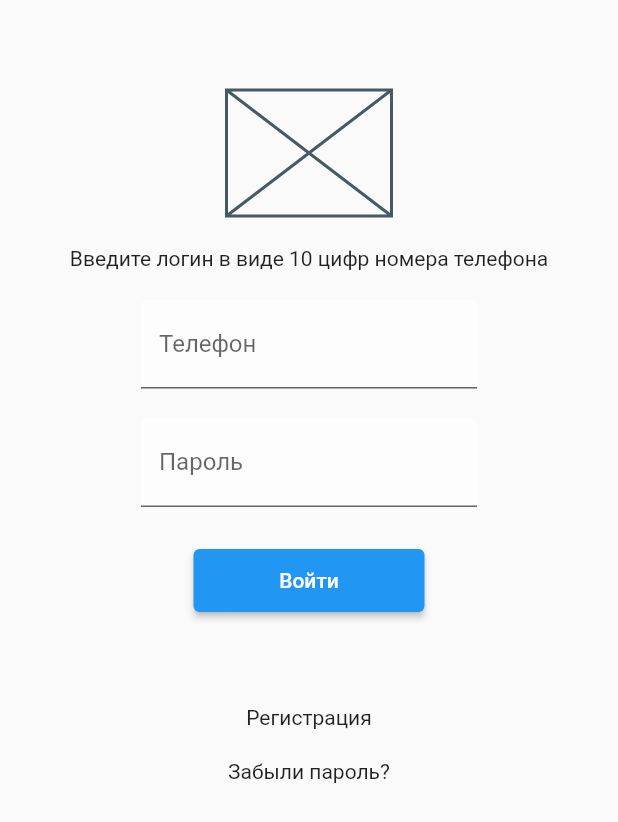
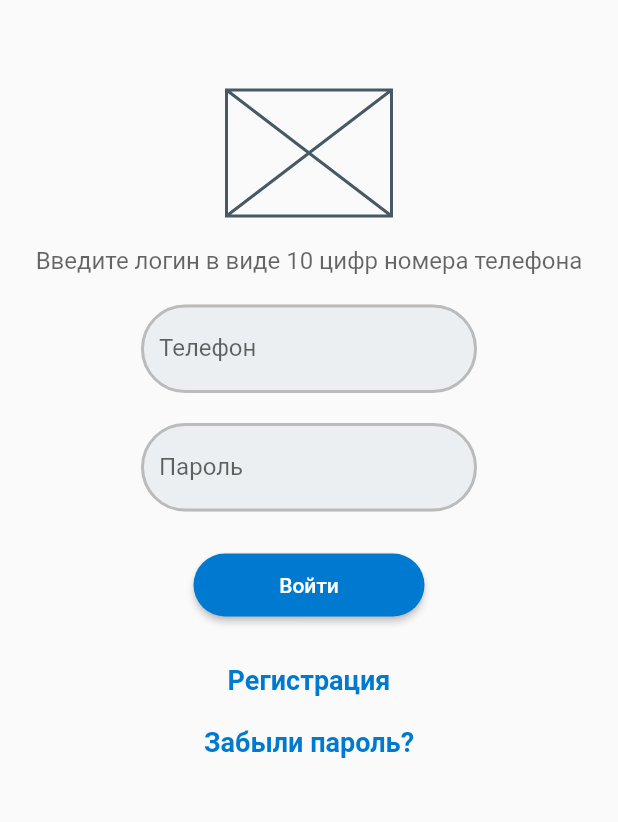
Before and after one commit to solovievaaa/auth_page, a Flutter app: the screen it shows after launch, on a phone screen of 412 x 824 dp. Shown: the top 822 px of the screen. Run offline on Flutter 3.47's test engine with Material 2 defaults, Android fonts, the phone set to English and light mode, and no system bars.

Commit message:
Добавлена стилизация виджетов авторизации

```diff
--- a/lib/main.dart
+++ b/lib/main.dart
@@ -1,3 +1,4 @@
+import 'package:flutter/cupertino.dart';
 import 'package:flutter/material.dart';
 
 void main() {
@@ -6,9 +7,19 @@ void main() {
 
 class MyApp extends StatelessWidget {
   const MyApp({Key? key}) : super(key: key);
-// figma дает по макету номер цвета, размер отступов и тд
+// figma (сайт) дает по макету номер цвета, размер отступов и тд
   @override
   Widget build(BuildContext context) {
+    const borderStyle = OutlineInputBorder(
+      borderRadius: BorderRadius.all(Radius.circular(36)), // радиус округления (.круглый, радиус округления 36
+      borderSide: BorderSide( // цвет рамки, только самой рамки
+        color: const Color(0xFFbbbbbb), width: 2));
+    const linkTextStyle = TextStyle(
+    fontSize: 18,
+    fontWeight: FontWeight.bold,
+    color: Color(0xFF0079D0)
+    ); // задали стиль текста кнопок как отдельную константу, чтобы не дублировать куски кода
+
     return MaterialApp(
       home: Scaffold(
           body: Container(
@@ -17,14 +28,17 @@ class MyApp extends StatelessWidget {
               SizedBox(height: 60,), // отступ картинки от верхней границы, по общему правилу сверху слева
               SizedBox(width: 110, height: 84, child: Placeholder(),), // место для картинки с заданными размерами + место задано пустым
               SizedBox(height: 20,), // отступ текста от картинки
-              Text('Введите логин в виде 10 цифр номера телефона'),
+              Text('Введите логин в виде 10 цифр номера телефона',
+              style: TextStyle(fontSize: 16, color: Color.fromRGBO(0, 0, 0, 0.6)),),
               SizedBox(height: 20,), // отступ поля для ввода от текста; по общему правилу занимает всю сторку
               const SizedBox(width: 224, // ширина строки-поля для ввода
                 child: TextField( // в скобках настройк стиля
                   decoration: InputDecoration( // вводим стиль, задаем
                     filled: true, // является ли поле заполненным
-                    fillColor: Colors.white54, // либо Color(0xFFeceff1), если есть код цвета
-                    labelText: 'Телефон', // подсказка, что нужно ввести
+                    fillColor: Color(0xFFeceff1), // либо Color(0xFFeceff1) либо colors.blue, если есть код цвета
+                    enabledBorder: borderStyle,
+                    focusedBorder: borderStyle,
+                    labelText: 'Телефон', // подсказка в поле для ввода, что нужно ввести
                   ),
                 ),
               ),
@@ -34,18 +48,32 @@ class MyApp extends StatelessWidget {
                   obscureText: true, // скрывает текст пароля звездочками,
                   decoration: InputDecoration(
                     filled: true,
-                    fillColor: Colors.white54,
+                    fillColor: Color(0xFFeceff1),
+                    enabledBorder: borderStyle,
+                    focusedBorder: borderStyle,
                     labelText: 'Пароль',
                   ),
                 ),
               ),
               SizedBox(height: 28,), // saizedbox позволяет задать размер кнопки
-              SizedBox(width: 154, height: 42, child: ElevatedButton(onPressed: () {}, child: Text('Войти'))), // задает метод, вызываемый при нажатии на кнопку и надпись на кнопке
-              SizedBox(height: 62,),
-              InkWell(child: Text('Регистрация'), onTap: () {} ), // добавляет ссылку этот виджет
+              SizedBox(width: 154, height: 42, child:
+              ElevatedButton(onPressed: () {},
+                  child: Text('Войти'),
+                  style: ElevatedButton.styleFrom(
+                    primary: Color(0xFF0079D0), // цвет кнопки, где FF - значение прозрачности, здесь непрозрачная
+                    shape: RoundedRectangleBorder( // скругленный прямоугольник
+                      borderRadius: BorderRadius.circular(36.0), // значение скругления
+                )
+              )
+          )
+      ), // задает метод, вызываемый при нажатии на кнопку и надпись на кнопке
+              SizedBox(height: 32,),
+              InkWell(child: const Text('Регистрация', style: linkTextStyle,),
+                  onTap: () {} ), // добавляет ссылку этот виджет
               // () {} дадут ошибку, метод и значение в константе не могут быть пустыми (если убрать const, кнопка станет активной)
               SizedBox(height: 20,),
-              InkWell(child: Text('Забыли пароль?'), onTap: () {} ), // если не обернуть в вижет через alt+enter не прокатит
+              InkWell(child: const Text('Забыли пароль?', style: linkTextStyle,),
+                  onTap: () {} ), // если не обернуть в вижет через alt+enter не прокатит
             ],),
           )
       ),
@@ -58,4 +86,9 @@ class MyApp extends StatelessWidget {
 когда виджит объявляется как константа, не меняется в приложении, его не нужно "перерисовывать",
 это влияет на производительность (повышает ее, раз не надо "думать заново каждый раз"
 было желтое подчеркивание в виджете children - через add constant ввели константой виджет, подчеркивание ушло
+ enabledBorder: OutlineInputBorder(
+                      borderRadius: BorderRadius.all(Radius.circular(36)),
+                      borderSide: BorderSide(
+                        color: const Color(0xFFeceff1), width: 2)),
+                    focusedBorder: , можно скопировать предыдущие 4 строки либо обращаться к переменной OutlineInputBorder
  */
```
